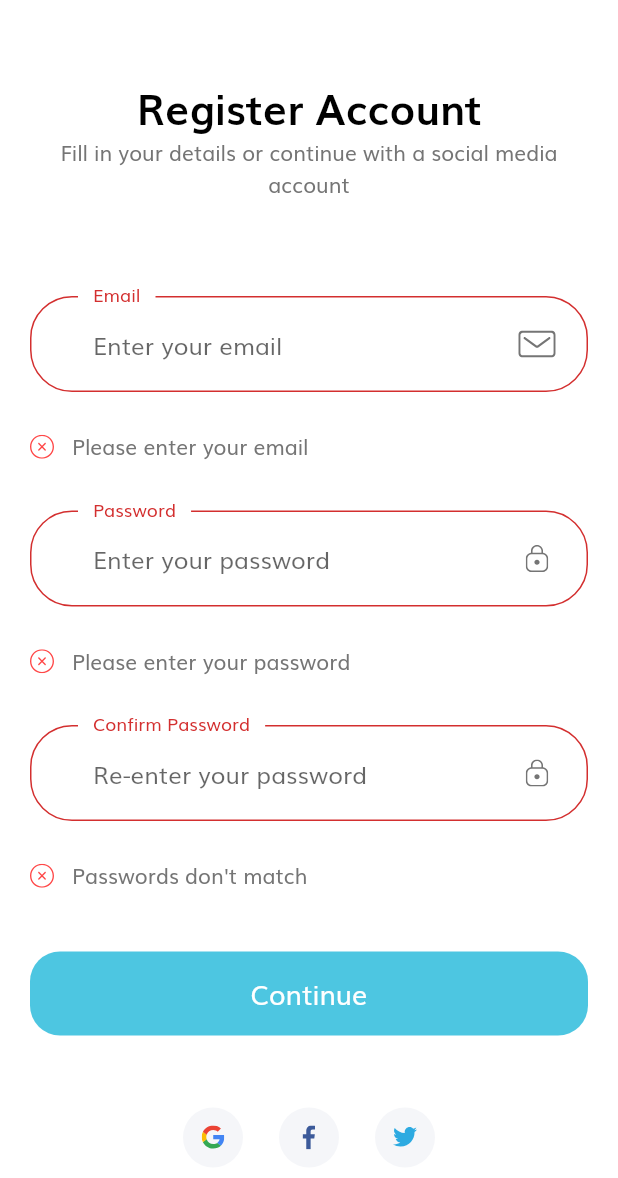
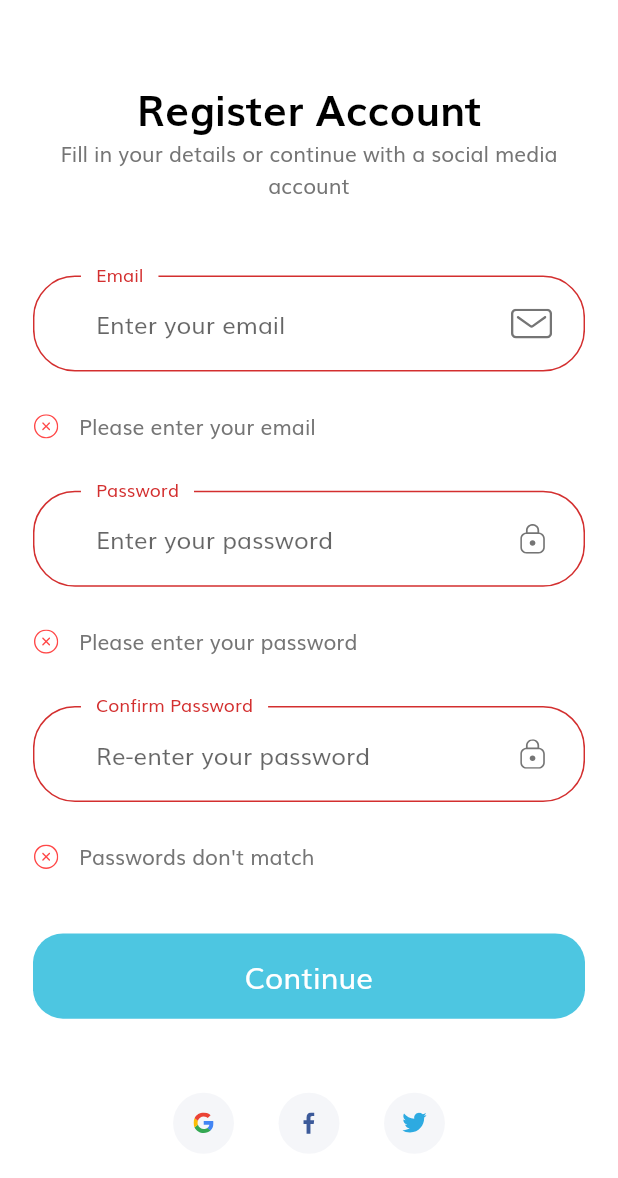
Before and after one commit to User-Experience-Design-SE3050-2021/se3050---uee-2021s2_reg_we_25, a Flutter app: the screen it shows after launch, after a tap on "Continue", on a phone screen of 412 x 824 dp, the part 58-1236 px from its top. Run offline on Flutter 3.47's test engine with Material 2 defaults, Android fonts, the phone set to English and light mode, and no system bars; our stand-ins replace cloud_firestore, firebase_core, flutter_svg; accounts and stored records are empty.

Commit message:
Design registration success screen and refactor code

```diff
--- a/lib/components/custom_suffix_icon.dart
+++ b/lib/components/custom_suffix_icon.dart
@@ -16,13 +16,13 @@ class CustomSuffixIcon extends StatelessWidget {
     return Padding(
       padding: EdgeInsets.fromLTRB(
         0,
-        20, // getProportionateScreenWidth(20),
-        20, // getProportionateScreenWidth(20),
-        20, // getProportionateScreenWidth(20),
+        getProportionateScreenWidth(20),
+        getProportionateScreenWidth(20),
+        getProportionateScreenWidth(20),
       ),
       child: SvgPicture.asset(
         svgIcon,
-        height: 18 // getProportionateScreenWidth(18),
+        height: getProportionateScreenWidth(18),
       ),
     );
   }
--- a/lib/components/default_button.dart
+++ b/lib/components/default_button.dart
@@ -17,7 +17,7 @@ class DefaultButton extends StatelessWidget {
   Widget build(BuildContext context) {
     return SizedBox(
       width: double.infinity,
-      height: 56,
+      height: getProportionateScreenHeight(56),
       child: TextButton(
         style: TextButton.styleFrom(
           shape: RoundedRectangleBorder(
@@ -30,7 +30,7 @@ class DefaultButton extends StatelessWidget {
         child: Text(
           text!,
           style: TextStyle(
-            fontSize: 18,
+            fontSize: getProportionateScreenWidth(18),
             color: Colors.white,
           )
         ),
--- a/lib/components/form_error.dart
+++ b/lib/components/form_error.dart
@@ -20,27 +20,11 @@ class FormError extends StatelessWidget {
       children: [
         SvgPicture.asset(
           'assets/icons/Error.svg',
-          height: 16,
-          width: 16,
+          height: getProportionateScreenHeight(16),
+          width: getProportionateScreenWidth(16),
         ),
         SizedBox(
-          width: 12,
-        ),
-        Text(error)
-      ],
-    );
-  }
-
-  Row formErrorText({ required String error }) {
-    return Row(
-      children: [
-        SvgPicture.asset(
-          'assets/icons/Error.svg',
-          height: 16,
-          width: 16,
-        ),
-        SizedBox(
-          width: 12,
+          width: getProportionateScreenWidth(12),
         ),
         Text(error)
       ],
--- a/lib/components/social_card.dart
+++ b/lib/components/social_card.dart
@@ -18,10 +18,10 @@ class SocialCard extends StatelessWidget {
     return GestureDetector(
       onTap: press as void Function()?,
       child: Container(
-        margin: EdgeInsets.symmetric(horizontal: 12),
-        padding: EdgeInsets.all(12),
-        height: 40,
-        width: 40,
+        margin: EdgeInsets.symmetric(horizontal: getProportionateScreenWidth(12)),
+        padding: EdgeInsets.all(getProportionateScreenWidth(12)),
+        height: getProportionateScreenHeight(40),
+        width: getProportionateScreenWidth(40),
         decoration: BoxDecoration(
           color: Color(0xFFF5F6F9),
           shape: BoxShape.circle,
--- a/lib/main.dart
+++ b/lib/main.dart
@@ -1,8 +1,6 @@
 import 'package:flutter/material.dart';
-import 'package:nolimit/constants.dart';
 import 'package:nolimit/provider/app_provider.dart';
 import 'package:nolimit/routes.dart';
-import 'package:nolimit/screens/sign_up/sign_up_screen.dart';
 import 'package:nolimit/screens/splash/splash_screen.dart';
 import 'package:nolimit/theme.dart';
 import 'package:provider/provider.dart';
@@ -23,7 +21,7 @@ class MyApp extends StatelessWidget {
       debugShowCheckedModeBanner: false,
       title: 'Nolimit',
       theme: theme(),
-      initialRoute: SignUpScreen.routeName,
+      initialRoute: SplashScreen.routeName,
       routes: routes,
     );
   }
--- a/lib/routes.dart
+++ b/lib/routes.dart
@@ -4,6 +4,7 @@ import 'package:nolimit/screens/complete_profile/complete_profile_screen.dart';
 import 'package:nolimit/screens/home/home_screen.dart';
 import 'package:nolimit/screens/singleProduct/singleProduct_screen.dart';
 import 'package:nolimit/screens/sign_up/sign_up_screen.dart';
+import 'package:nolimit/screens/sign_up_success/sign_up_success_screen.dart';
 import 'package:nolimit/screens/splash/splash_screen.dart';
 
 final Map<String, WidgetBuilder> routes = {
@@ -13,4 +14,5 @@ final Map<String, WidgetBuilder> routes = {
   SingleProductScreen.routeName: (context) => SingleProductScreen(),
   SignUpScreen.routeName: (context) => SignUpScreen(),
   CompleteProfileScreen.routeName: (context) => CompleteProfileScreen(),
+  SignUpSuccessScreen.routeName: (context) => SignUpSuccessScreen(),
 };
--- a/lib/screens/sign_up/components/body.dart
+++ b/lib/screens/sign_up/components/body.dart
@@ -10,11 +10,11 @@ class Body extends StatelessWidget {
     return SizedBox(
       width: double.infinity,
       child: Padding(
-        padding: EdgeInsets.symmetric(horizontal: 20),
+        padding: EdgeInsets.symmetric(horizontal: getProportionateScreenWidth(20)),
         child: SingleChildScrollView(
           child: Column(
             children: [
-              SizedBox(height: 32),
+              SizedBox(height: SizeConfig.screenHeight * 0.04),
               Text(
                 'Register Account',
                 style: headingStyle,
@@ -23,9 +23,9 @@ class Body extends StatelessWidget {
                 'Fill in your details or continue with a social media account',
                 textAlign: TextAlign.center,
               ),
-              SizedBox(height: 64),
+              SizedBox(height: SizeConfig.screenHeight * 0.06),
               SignUpForm(),
-              SizedBox(height: 48),
+              SizedBox(height: SizeConfig.screenHeight * 0.06),
               Row(
                 mainAxisAlignment: MainAxisAlignment.center,
                 children: [
@@ -43,7 +43,7 @@ class Body extends StatelessWidget {
                   ),
                 ],
               ),
-              SizedBox(height: 20),
+              SizedBox(height: getProportionateScreenHeight(20)),
               Text(
                 "By continuing you confirm that you agree \nwith our Terms and Conditions",
                 textAlign: TextAlign.center,
--- a/lib/screens/sign_up/sign_up_form.dart
+++ b/lib/screens/sign_up/sign_up_form.dart
@@ -5,6 +5,7 @@ import 'package:nolimit/components/custom_suffix_icon.dart';
 import 'package:nolimit/components/default_button.dart';
 import 'package:nolimit/components/form_error.dart';
 import 'package:nolimit/screens/complete_profile/complete_profile_screen.dart';
+import 'package:nolimit/size_config.dart';
 
 class SignUpForm extends StatefulWidget {
   @override
@@ -41,14 +42,14 @@ class _SignUpFormState extends State<SignUpForm> {
           buildEmailFormField(),
           FormError(error: errors.contains(kEmailNullError) ? kEmailNullError : ''),
           FormError(error: errors.contains(kInvalidEmailError) ? kInvalidEmailError : ''),
-          SizedBox(height: 32),
+          SizedBox(height: getProportionateScreenHeight(32)),
           buildPasswordFormField(),
           FormError(error: errors.contains(kPassNullError) ? kPassNullError : ''),
           FormError(error: errors.contains(kShortPassError) ? kShortPassError : ''),
-          SizedBox(height: 32),
+          SizedBox(height: getProportionateScreenHeight(32)),
           buildConfirmPasswordFormField(),
           FormError(error: errors.contains(kMatchPassError) ? kMatchPassError : ''),
-          SizedBox(height: 40),
+          SizedBox(height: getProportionateScreenHeight(40)),
           DefaultButton(
             text: "Continue",
             press: () {
--- a/lib/screens/sign_up/sign_up_screen.dart
+++ b/lib/screens/sign_up/sign_up_screen.dart
@@ -1,11 +1,15 @@
 import 'package:flutter/material.dart';
 import 'package:nolimit/screens/sign_up/components/body.dart';
+
+import '../../size_config.dart';
 
 class SignUpScreen extends StatelessWidget {
   static String routeName = "/sign_up";
 
   @override
   Widget build(BuildContext context) {
+    SizeConfig().init(context);
+
     return Scaffold(
       appBar: AppBar(
         title: Text("Sign Up"),
--- a/lib/screens/splash/splash_screen.dart
+++ b/lib/screens/splash/splash_screen.dart
@@ -1,6 +1,5 @@
 import 'package:flutter/material.dart';
-import 'package:nolimit/screens/allProducts/all_products_screen.dart';
-import 'package:nolimit/screens/home/home_screen.dart';
+import 'package:nolimit/screens/sign_up/sign_up_screen.dart';
 import 'dart:async';
 import '../../size_config.dart';
 import 'components/body.dart';
@@ -12,8 +11,12 @@ class SplashScreen extends StatelessWidget {
   Widget build(BuildContext context) {
     SizeConfig().init(context);
     Future.delayed(Duration(seconds: 3), () {
-      // 5 seconds over, navigate to Page2.
-      Navigator.pushNamed(context, AllProductsScreen.routeName);
+      Navigator.pushReplacement(
+        context,
+        MaterialPageRoute(
+          builder: (context) => SignUpScreen()
+        )
+      );
     });
     return Scaffold(
       body: Body(),
```
Also changed, not shown: lib/screens/complete_profile/components/body.dart (+5 -4 lines), lib/screens/complete_profile/components/complete_profile_form.dart (+7 -5 lines), lib/screens/sign_up_success/components/body.dart (added, +39 -0 lines), lib/screens/sign_up_success/sign_up_success_screen.dart (added, +17 -0 lines), assets/images/success.png (added).
